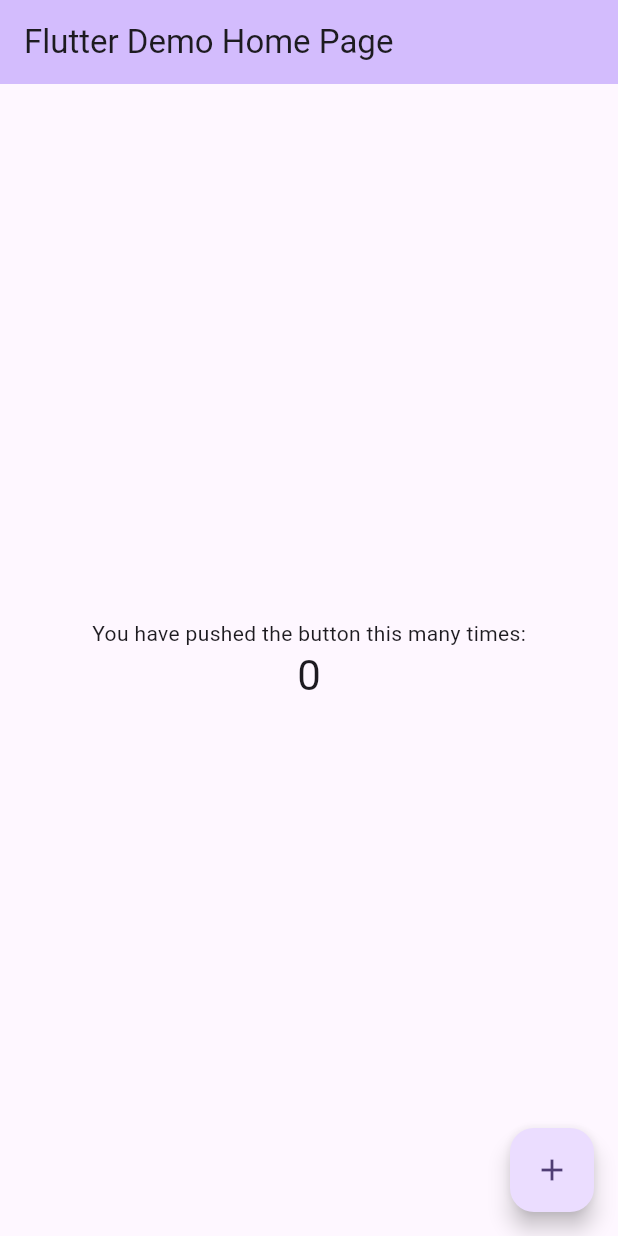
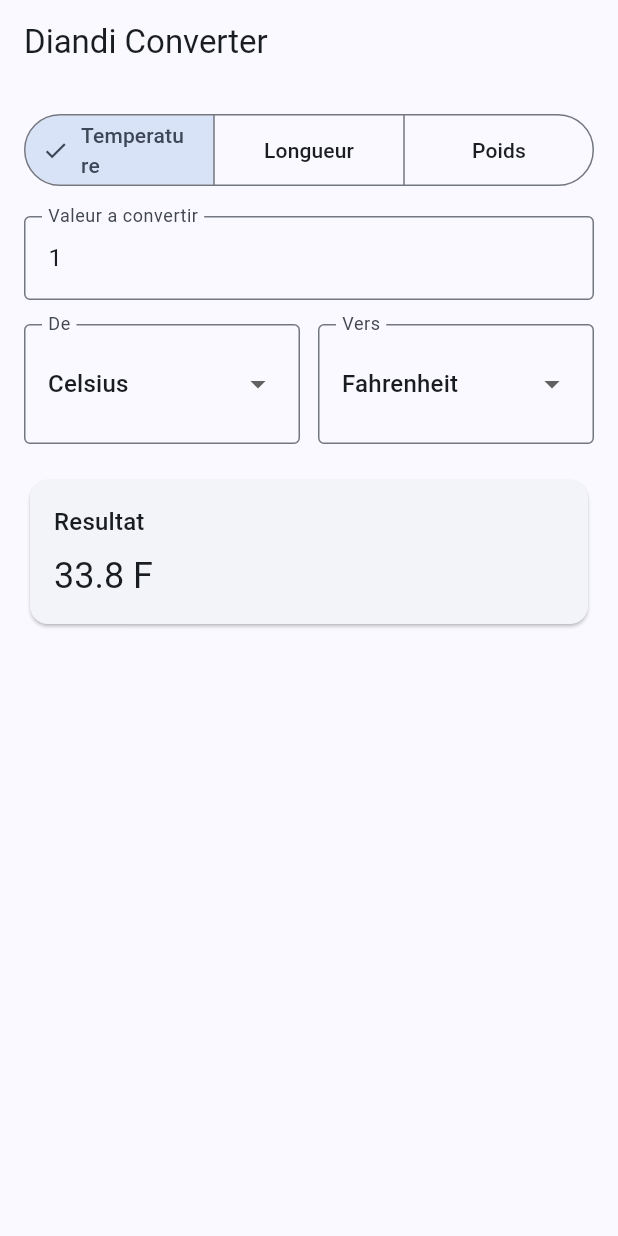
Before and after one commit to diandidigital/diandi_converter, a Flutter app: the screen it shows after launch, on a phone screen of 412 x 824 dp. Run offline on Flutter 3.47's test engine with Material 3 defaults, Android fonts, the phone set to English and light mode, and no system bars.

Commit message:
Implement functional unit converter app

```diff
--- a/lib/main.dart
+++ b/lib/main.dart
@@ -7,116 +7,268 @@ void main() {
 class MyApp extends StatelessWidget {
   const MyApp({super.key});
 
-  // This widget is the root of your application.
   @override
   Widget build(BuildContext context) {
     return MaterialApp(
-      title: 'Flutter Demo',
+      title: 'Diandi Converter',
       theme: ThemeData(
-        // This is the theme of your application.
-        //
-        // TRY THIS: Try running your application with "flutter run". You'll see
-        // the application has a purple toolbar. Then, without quitting the app,
-        // try changing the seedColor in the colorScheme below to Colors.green
-        // and then invoke "hot reload" (save your changes or press the "hot
-        // reload" button in a Flutter-supported IDE, or press "r" if you used
-        // the command line to start the app).
-        //
-        // Notice that the counter didn't reset back to zero; the application
-        // state is not lost during the reload. To reset the state, use hot
-        // restart instead.
-        //
-        // This works for code too, not just values: Most code changes can be
-        // tested with just a hot reload.
-        colorScheme: .fromSeed(seedColor: Colors.deepPurple),
+        colorScheme: ColorScheme.fromSeed(seedColor: const Color(0xFF1976D2)),
       ),
-      home: const MyHomePage(title: 'Flutter Demo Home Page'),
+      home: const ConverterPage(),
     );
   }
 }
 
-class MyHomePage extends StatefulWidget {
-  const MyHomePage({super.key, required this.title});
+enum ConversionType { temperature, length, weight }
 
-  // This widget is the home page of your application. It is stateful, meaning
-  // that it has a State object (defined below) that contains fields that affect
-  // how it looks.
+class UnitOption {
+  const UnitOption({required this.label, required this.symbol});
 
-  // This class is the configuration for the state. It holds the values (in this
-  // case the title) provided by the parent (in this case the App widget) and
-  // used by the build method of the State. Fields in a Widget subclass are
-  // always marked "final".
+  final String label;
+  final String symbol;
+}
 
-  final String title;
+class ConverterPage extends StatefulWidget {
+  const ConverterPage({super.key});
 
   @override
-  State<MyHomePage> createState() => _MyHomePageState();
+  State<ConverterPage> createState() => _ConverterPageState();
 }
 
-class _MyHomePageState extends State<MyHomePage> {
-  int _counter = 0;
+class _ConverterPageState extends State<ConverterPage> {
+  final TextEditingController _inputController = TextEditingController(text: '1');
 
-  void _incrementCounter() {
+  ConversionType _type = ConversionType.temperature;
+  int _fromIndex = 0;
+  int _toIndex = 1;
+  String _result = '0';
+
+  final Map<ConversionType, List<UnitOption>> _units = {
+    ConversionType.temperature: const [
+      UnitOption(label: 'Celsius', symbol: 'C'),
+      UnitOption(label: 'Fahrenheit', symbol: 'F'),
+      UnitOption(label: 'Kelvin', symbol: 'K'),
+    ],
+    ConversionType.length: const [
+      UnitOption(label: 'Meter', symbol: 'm'),
+      UnitOption(label: 'Kilometer', symbol: 'km'),
+      UnitOption(label: 'Centimeter', symbol: 'cm'),
+      UnitOption(label: 'Mile', symbol: 'mi'),
+      UnitOption(label: 'Foot', symbol: 'ft'),
+    ],
+    ConversionType.weight: const [
+      UnitOption(label: 'Kilogram', symbol: 'kg'),
+      UnitOption(label: 'Gram', symbol: 'g'),
+      UnitOption(label: 'Pound', symbol: 'lb'),
+    ],
+  };
+
+  @override
+  void initState() {
+    super.initState();
+    _convert();
+  }
+
+  @override
+  void dispose() {
+    _inputController.dispose();
+    super.dispose();
+  }
+
+  void _convert() {
+    final value = double.tryParse(_inputController.text.trim().replaceAll(',', '.'));
+    if (value == null) {
+      setState(() {
+        _result = 'Entrée invalide';
+      });
+      return;
+    }
+
+    final converted = _convertValue(value, _type, _fromIndex, _toIndex);
     setState(() {
-      // This call to setState tells the Flutter framework that something has
-      // changed in this State, which causes it to rerun the build method below
-      // so that the display can reflect the updated values. If we changed
-      // _counter without calling setState(), then the build method would not be
-      // called again, and so nothing would appear to happen.
-      _counter++;
+      _result = _formatNumber(converted);
     });
+  }
+
+  double _convertValue(double value, ConversionType type, int from, int to) {
+    if (from == to) {
+      return value;
+    }
+
+    switch (type) {
+      case ConversionType.temperature:
+        final celsius = switch (from) {
+          0 => value,
+          1 => (value - 32) * 5 / 9,
+          2 => value - 273.15,
+          _ => value,
+        };
+        return switch (to) {
+          0 => celsius,
+          1 => celsius * 9 / 5 + 32,
+          2 => celsius + 273.15,
+          _ => celsius,
+        };
+      case ConversionType.length:
+        const metersFactor = [1.0, 1000.0, 0.01, 1609.344, 0.3048];
+        final inMeters = value * metersFactor[from];
+        return inMeters / metersFactor[to];
+      case ConversionType.weight:
+        const kilosFactor = [1.0, 0.001, 0.45359237];
+        final inKilos = value * kilosFactor[from];
+        return inKilos / kilosFactor[to];
+    }
+  }
+
+  String _formatNumber(double value) {
+    if (value.isNaN || value.isInfinite) {
+      return 'Erreur';
+    }
+
+    final fixed = value.toStringAsFixed(6);
+    return fixed.replaceFirst(RegExp(r'0+$'), '').replaceFirst(RegExp(r'\.$'), '');
+  }
+
+  String _typeLabel(ConversionType type) {
+    return switch (type) {
+      ConversionType.temperature => 'Temperature',
+      ConversionType.length => 'Longueur',
+      ConversionType.weight => 'Poids',
+    };
   }
 
   @override
   Widget build(BuildContext context) {
-    // This method is rerun every time setState is called, for instance as done
-    // by the _incrementCounter method above.
-    //
-    // The Flutter framework has been optimized to make rerunning build methods
-    // fast, so that you can just rebuild anything that needs updating rather
-    // than having to individually change instances of widgets.
+    final options = _units[_type]!;
+
     return Scaffold(
       appBar: AppBar(
-        // TRY THIS: Try changing the color here to a specific color (to
-        // Colors.amber, perhaps?) and trigger a hot reload to see the AppBar
-        // change color while the other colors stay the same.
-        backgroundColor: Theme.of(context).colorScheme.inversePrimary,
-        // Here we take the value from the MyHomePage object that was created by
-        // the App.build method, and use it to set our appbar title.
-        title: Text(widget.title),
+        title: const Text('Diandi Converter'),
       ),
-      body: Center(
-        // Center is a layout widget. It takes a single child and positions it
-        // in the middle of the parent.
-        child: Column(
-          // Column is also a layout widget. It takes a list of children and
-          // arranges them vertically. By default, it sizes itself to fit its
-          // children horizontally, and tries to be as tall as its parent.
-          //
-          // Column has various properties to control how it sizes itself and
-          // how it positions its children. Here we use mainAxisAlignment to
-          // center the children vertically; the main axis here is the vertical
-          // axis because Columns are vertical (the cross axis would be
-          // horizontal).
-          //
-          // TRY THIS: Invoke "debug painting" (choose the "Toggle Debug Paint"
-          // action in the IDE, or press "p" in the console), to see the
-          // wireframe for each widget.
-          mainAxisAlignment: .center,
+      body: SafeArea(
+        child: ListView(
+          padding: const EdgeInsets.all(16),
           children: [
-            const Text('You have pushed the button this many times:'),
-            Text(
-              '$_counter',
-              style: Theme.of(context).textTheme.headlineMedium,
+            SegmentedButton<ConversionType>(
+              segments: ConversionType.values
+                  .map(
+                    (type) => ButtonSegment<ConversionType>(
+                      value: type,
+                      label: Text(_typeLabel(type)),
+                    ),
+                  )
+                  .toList(),
+              selected: {_type},
+              onSelectionChanged: (selection) {
+                setState(() {
+                  _type = selection.first;
+                  _fromIndex = 0;
+                  _toIndex = 1;
+                });
+                _convert();
+              },
+            ),
+            const SizedBox(height: 16),
+            TextField(
+              key: const Key('inputField'),
+              controller: _inputController,
+              keyboardType: const TextInputType.numberWithOptions(decimal: true),
+              decoration: const InputDecoration(
+                labelText: 'Valeur a convertir',
+                border: OutlineInputBorder(),
+              ),
+              onChanged: (_) => _convert(),
+            ),
+            const SizedBox(height: 16),
+            Row(
+              children: [
+                Expanded(
+                  child: InputDecorator(
+                    decoration: const InputDecoration(
+                      labelText: 'De',
+                      border: OutlineInputBorder(),
+                    ),
+                    child: DropdownButton<int>(
+                      key: const Key('fromUnitDropdown'),
+                      value: _fromIndex,
+                      isExpanded: true,
+                      underline: const SizedBox.shrink(),
+                      items: [
+                        for (var i = 0; i < options.length; i++)
+                          DropdownMenuItem<int>(
+                            value: i,
+                            child: Text(options[i].label),
+                          ),
+                      ],
+                      onChanged: (value) {
+                        if (value == null) {
+                          return;
+                        }
+                        setState(() {
+                          _fromIndex = value;
+                        });
+                        _convert();
+                      },
+                    ),
+                  ),
+                ),
+                const SizedBox(width: 12),
+                Expanded(
+                  child: InputDecorator(
+                    decoration: const InputDecoration(
+                      labelText: 'Vers',
+                      border: OutlineInputBorder(),
+                    ),
+                    child: DropdownButton<int>(
+                      key: const Key('toUnitDropdown'),
+                      value: _toIndex,
+                      isExpanded: true,
+                      underline: const SizedBox.shrink(),
+                      items: [
+                        for (var i = 0; i < options.length; i++)
+                          DropdownMenuItem<int>(
+                            value: i,
+                            child: Text(options[i].label),
+                          ),
+                      ],
+                      onChanged: (value) {
+                        if (value == null) {
+                          return;
+                        }
+                        setState(() {
+                          _toIndex = value;
+                        });
+                        _convert();
+                      },
+                    ),
+                  ),
+                ),
+              ],
+            ),
+            const SizedBox(height: 20),
+            Card(
+              child: Padding(
+                padding: const EdgeInsets.all(16),
+                child: Column(
+                  crossAxisAlignment: CrossAxisAlignment.start,
+                  children: [
+                    Text(
+                      'Resultat',
+                      style: Theme.of(context).textTheme.titleMedium,
+                    ),
+                    const SizedBox(height: 8),
+                    Text(
+                      key: const Key('resultText'),
+                      '$_result ${options[_toIndex].symbol}',
+                      style: Theme.of(context).textTheme.headlineSmall,
+                    ),
+                  ],
+                ),
+              ),
             ),
           ],
         ),
       ),
-      floatingActionButton: FloatingActionButton(
-        onPressed: _incrementCounter,
-        tooltip: 'Increment',
-        child: const Icon(Icons.add),
-      ),
     );
   }
 }
```
Also changed, not shown: 1 other file.
